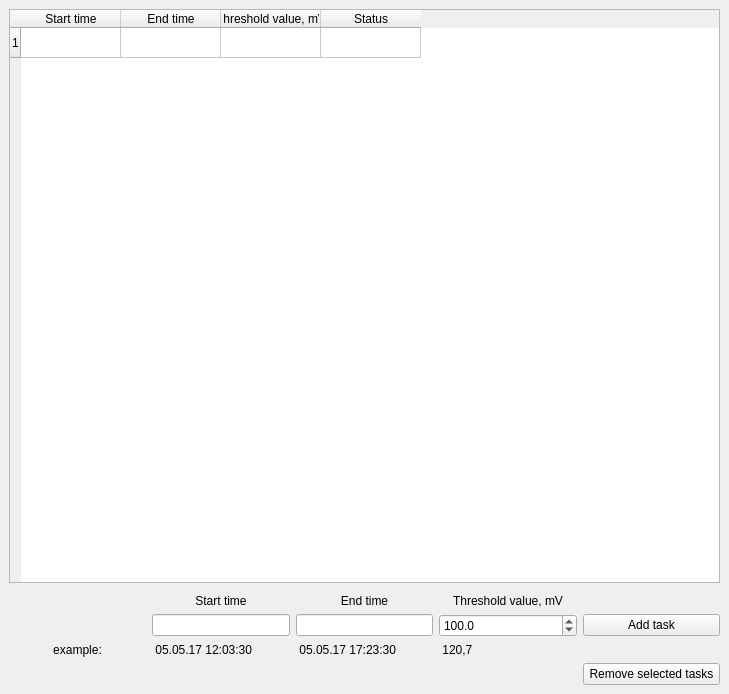
First picture: the form in template_schedule.ui, repository arktrin/pulse-packet-receiver, before the edit.
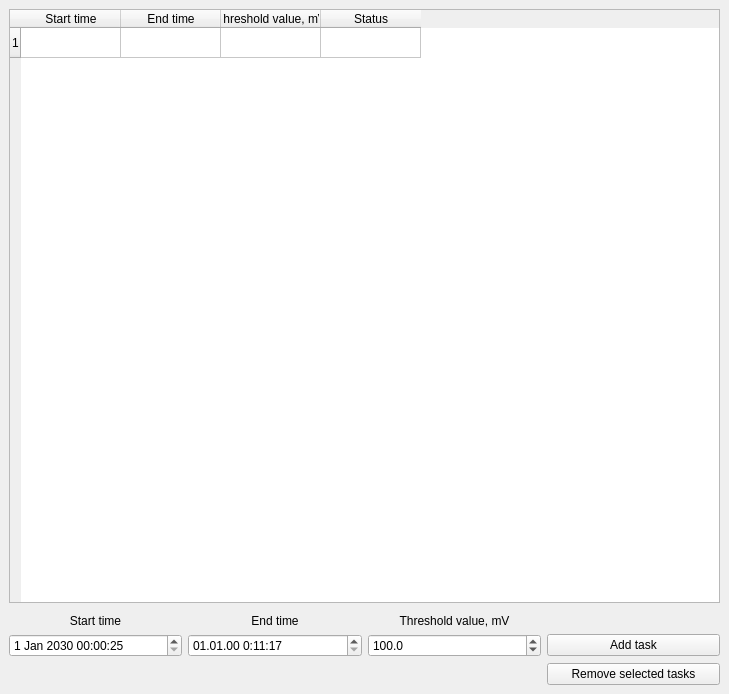
Second picture: the form after the edit.

Commit message: replace LineEdit with proper TimeDateEdit

What changed in the file:
```diff
--- a/template_schedule.ui
+++ b/template_schedule.ui
@@ -52,111 +52,7 @@
       <property name="topMargin">
        <number>5</number>
       </property>
-      <item row="2" column="0">
-       <widget class="QLabel" name="label_4">
-        <property name="text">
-         <string>example:</string>
-        </property>
-        <property name="alignment">
-         <set>Qt::AlignCenter</set>
-        </property>
-       </widget>
-      </item>
       <item row="1" column="2">
-       <widget class="QLineEdit" name="endTimeEdit">
-        <property name="sizePolicy">
-         <sizepolicy hsizetype="Minimum" vsizetype="Fixed">
-          <horstretch>0</horstretch>
-          <verstretch>0</verstretch>
-         </sizepolicy>
-        </property>
-       </widget>
-      </item>
-      <item row="1" column="1">
-       <widget class="QLineEdit" name="startTimeEdit">
-        <property name="sizePolicy">
-         <sizepolicy hsizetype="Minimum" vsizetype="Fixed">
-          <horstretch>0</horstretch>
-          <verstretch>0</verstretch>
-         </sizepolicy>
-        </property>
-       </widget>
-      </item>
-      <item row="0" column="1">
-       <widget class="QLabel" name="label">
-        <property name="text">
-         <string>Start time</string>
-        </property>
-        <property name="alignment">
-         <set>Qt::AlignCenter</set>
-        </property>
-       </widget>
-      </item>
-      <item row="1" column="4">
-       <widget class="QPushButton" name="addTaskBtn">
-        <property name="text">
-         <string>Add task</string>
-        </property>
-       </widget>
-      </item>
-      <item row="0" column="2">
-       <widget class="QLabel" name="label_2">
-        <property name="text">
-         <string>End time</string>
-        </property>
-        <property name="alignment">
-         <set>Qt::AlignCenter</set>
-        </property>
-       </widget>
-      </item>
-      <item row="0" column="3">
-       <widget class="QLabel" name="label_3">
-        <property name="text">
-         <string>Threshold value, mV</string>
-        </property>
-        <property name="alignment">
-         <set>Qt::AlignCenter</set>
-        </property>
-       </widget>
-      </item>
-      <item row="3" column="4">
-       <widget class="QPushButton" name="rmTasksBtn">
-        <property name="text">
-         <string>Remove selected tasks</string>
-        </property>
-       </widget>
-      </item>
-      <item row="2" column="1">
-       <widget class="QLabel" name="label_5">
-        <property name="text">
-         <string> 05.05.17 12:03:30</string>
-        </property>
-        <property name="alignment">
-         <set>Qt::AlignLeading|Qt::AlignLeft|Qt::AlignVCenter</set>
-        </property>
-       </widget>
-      </item>
-      <item row="2" column="2">
-       <widget class="QLabel" name="label_6">
-        <property name="text">
-         <string> 05.05.17 17:23:30</string>
-        </property>
-        <property name="alignment">
-         <set>Qt::AlignLeading|Qt::AlignLeft|Qt::AlignVCenter</set>
-        </property>
-       </widget>
-      </item>
-      <item row="2" column="3">
-       <widget class="QLabel" name="label_7">
-        <property name="text">
-         <string> 120,7</string>
-        </property>
-        <property name="alignment">
-         <set>Qt::AlignLeading|Qt::AlignLeft|Qt::AlignVCenter</set>
-        </property>
-       </widget>
-      </item>
-      <item row="1" column="3">
        <widget class="QDoubleSpinBox" name="thresholdValSpin">
         <property name="decimals">
          <number>1</number>
@@ -172,6 +68,130 @@
         </property>
        </widget>
       </item>
+      <item row="1" column="0">
+       <widget class="QDateTimeEdit" name="startDateTimeEdit">
+        <property name="date">
+         <date>
+          <year>2030</year>
+          <month>1</month>
+          <day>1</day>
+         </date>
+        </property>
+        <property name="time">
+         <time>
+          <hour>0</hour>
+          <minute>0</minute>
+          <second>25</second>
+         </time>
+        </property>
+        <property name="maximumDateTime">
+         <datetime>
+          <hour>23</hour>
+          <minute>59</minute>
+          <second>59</second>
+          <year>7930</year>
+          <month>12</month>
+          <day>31</day>
+         </datetime>
+        </property>
+        <property name="minimumDateTime">
+         <datetime>
+          <hour>0</hour>
+          <minute>0</minute>
+          <second>0</second>
+          <year>2017</year>
+          <month>1</month>
+          <day>14</day>
+         </datetime>
+        </property>
+        <property name="maximumDate">
+         <date>
+          <year>7930</year>
+          <month>12</month>
+          <day>31</day>
+         </date>
+        </property>
+        <property name="minimumDate">
+         <date>
+          <year>2017</year>
+          <month>1</month>
+          <day>14</day>
+         </date>
+        </property>
+       </widget>
+      </item>
+      <item row="1" column="3">
+       <widget class="QPushButton" name="addTaskBtn">
+        <property name="text">
+         <string>Add task</string>
+        </property>
+       </widget>
+      </item>
+      <item row="0" column="1">
+       <widget class="QLabel" name="label_2">
+        <property name="text">
+         <string>End time</string>
+        </property>
+        <property name="alignment">
+         <set>Qt::AlignCenter</set>
+        </property>
+       </widget>
+      </item>
+      <item row="0" column="2">
+       <widget class="QLabel" name="label_3">
+        <property name="text">
+         <string>Threshold value, mV</string>
+        </property>
+        <property name="alignment">
+         <set>Qt::AlignCenter</set>
+        </property>
+       </widget>
+      </item>
+      <item row="0" column="0">
+       <widget class="QLabel" name="label">
+        <property name="text">
+         <string>Start time</string>
+        </property>
+        <property name="alignment">
+         <set>Qt::AlignCenter</set>
+        </property>
+       </widget>
+      </item>
+      <item row="1" column="1">
+       <widget class="QDateTimeEdit" name="endDateTimeEdit">
+        <property name="time">
+         <time>
+          <hour>0</hour>
+          <minute>11</minute>
+          <second>17</second>
+         </time>
+        </property>
+        <property name="maximumDate">
+         <date>
+          <year>7930</year>
+          <month>12</month>
+          <day>31</day>
+         </date>
+        </property>
+        <property name="minimumDate">
+         <date>
+          <year>1817</year>
+          <month>9</month>
+          <day>14</day>
+         </date>
+        </property>
+        <property name="displayFormat">
+         <string>dd.MM.yy H:mm:ss</string>
+        </property>
+       </widget>
+      </item>
+      <item row="2" column="3">
+       <widget class="QPushButton" name="rmTasksBtn">
+        <property name="text">
+         <string>Remove selected tasks</string>
+        </property>
+       </widget>
+      </item>
      </layout>
     </item>
    </layout>
```
The commit also changes 2 other files.
